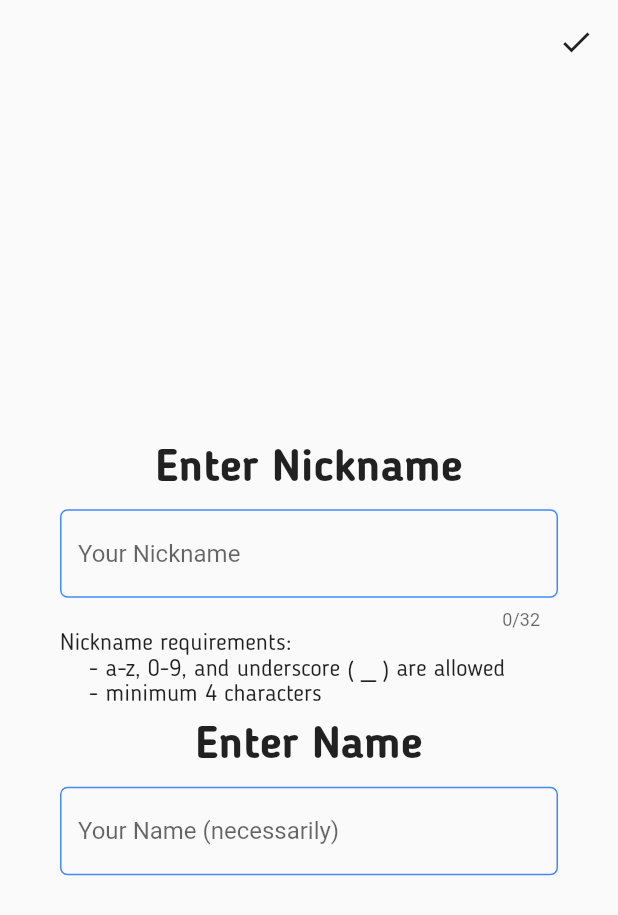
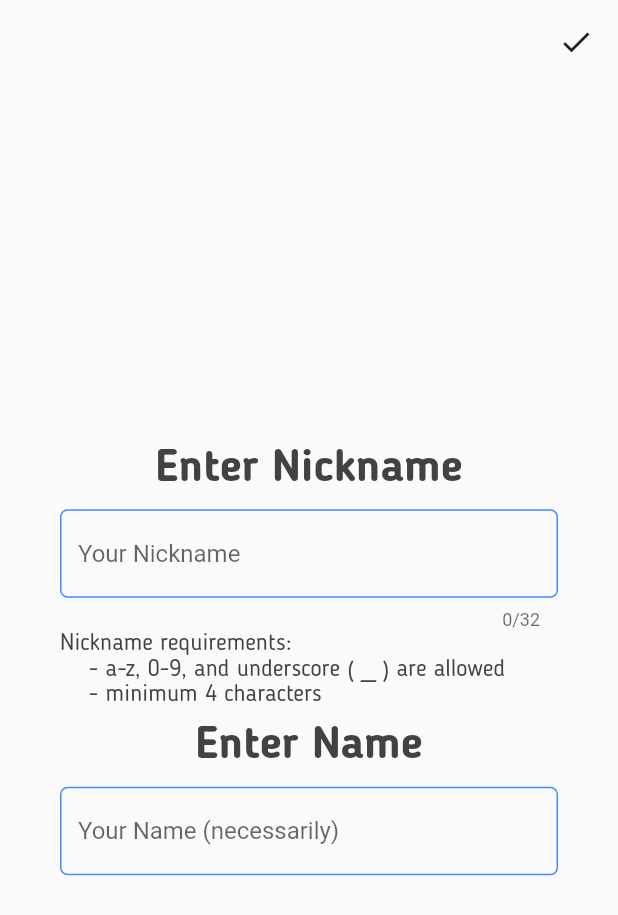
Before and after one commit to danredtmf/ViVid, a Flutter app: the EnterNicknameScreen screen opened by its route, on a phone screen of 412 x 824 dp. Shown: the top 915 px of the screen. Run offline on Flutter 3.47's test engine with Material 2 defaults, Android fonts, the phone set to English and light mode, and no system bars; our stand-ins replace cloud_firestore, firebase_auth, firebase_core, fluttertoast, google_sign_in; missing offline and left inert: email_auth; accounts and stored records are empty.

Commit message:
Переименовал файлы экранов, подготовка добавить поиск пользователей, корректировка интерфейса

```diff
--- a/lib/components/ui/screens/enter_nickname.dart
+++ b/lib/components/ui/screens/enter_nickname.dart
@@ -100,7 +100,9 @@ class _EnterNicknameScreenState extends State<EnterNicknameScreen> {
                   style: TextStyle(
                     fontSize: 30,
                     fontFamily: 'BloggerSans',
-                    fontWeight: FontWeight.w800),
+                    fontWeight: FontWeight.w800,
+                    color: Colors.grey[800]
+                  ),
                   textAlign: TextAlign.center),
                 SizedBox(height: 10),
                 TextField(
@@ -122,13 +124,15 @@ class _EnterNicknameScreenState extends State<EnterNicknameScreen> {
                 Text("""Nickname requirements:
     - a-z, 0-9, and underscore ( _ ) are allowed
     - minimum 4 characters""",
-    style: TextStyle(fontSize: 16, fontFamily: 'BloggerSans')),
+    style: TextStyle(fontSize: 16, fontFamily: 'BloggerSans', color: Colors.grey[800])),
                 SizedBox(height: 10),
                 Text('Enter Name',
                   style: TextStyle(
                     fontSize: 30,
                     fontFamily: 'BloggerSans',
-                    fontWeight: FontWeight.w800),
+                    fontWeight: FontWeight.w800,
+                    color: Colors.grey[800]
+                  ),
                   textAlign: TextAlign.center),
                 SizedBox(height: 10),
                 TextField(
```
Also changed, not shown: lib/components/ui/screens/search.dart (added, +15 -0 lines), lib/main.dart (+5 -5 lines), lib/components/ui/screens/login.dart (renamed from lib/components/ui/screens/login_screen.dart), lib/components/ui/screens/main.dart (renamed from lib/components/ui/screens/main_screen.dart), lib/components/ui/screens/settings.dart (renamed from lib/components/ui/screens/settings_screen.dart), lib/components/ui/screens/sign_up.dart (renamed from lib/components/ui/screens/sign_up_screen.dart), lib/components/ui/screens/welcome.dart (renamed from lib/components/ui/screens/welcome_screen.dart).
